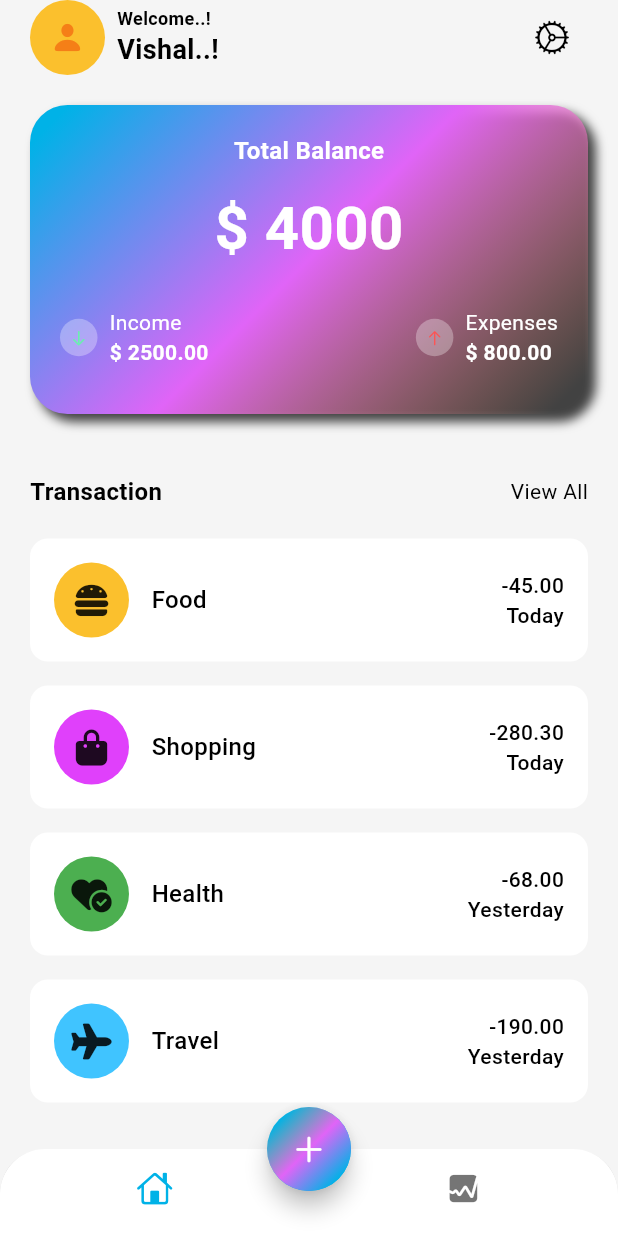
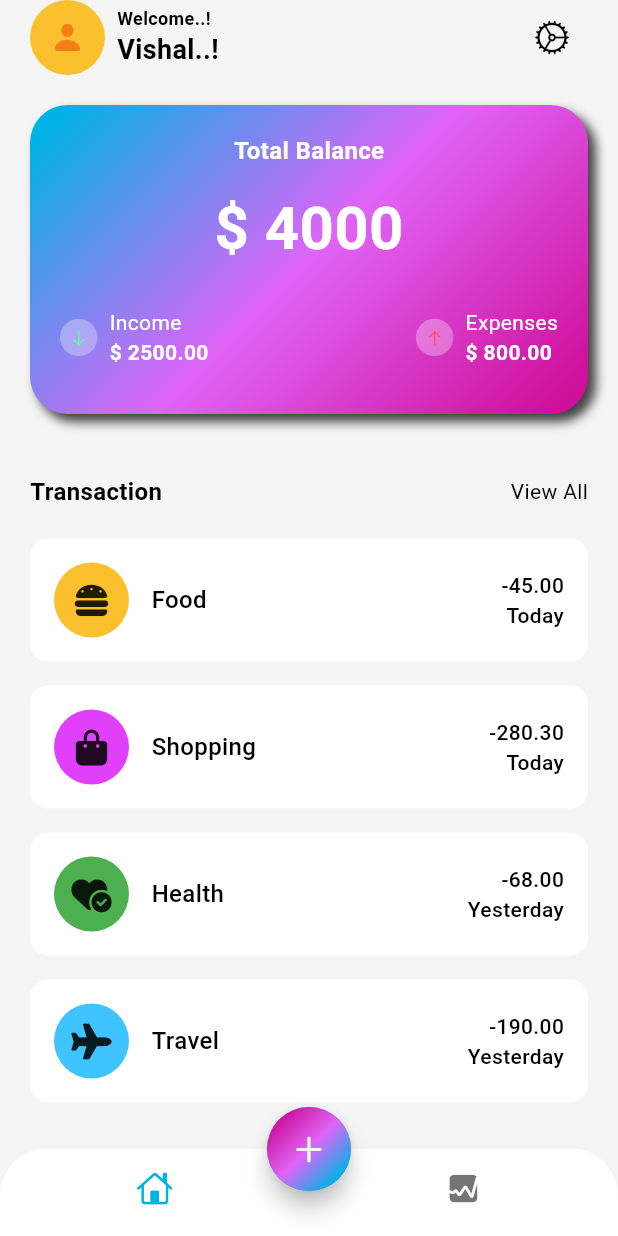
Before and after one commit to vishalpoute/Finance-manager-flutter, a Flutter app: the screen it shows after launch, on a phone screen of 412 x 824 dp. Run offline on Flutter 3.47's test engine with Material 3 defaults, Android fonts, the phone set to English and light mode, and no system bars; our stand-ins replace font_awesome_flutter.

Commit message:
color change

```diff
--- a/lib/app_view.dart
+++ b/lib/app_view.dart
@@ -15,7 +15,7 @@ class MyAppView extends StatelessWidget {
             onSurface: Colors.black,
           primary: const Color(0xFF00B2E7),
           secondary: const Color(0xFFE064F7),
-          tertiary: const Color(0x00ff8d6c)
+          tertiary: const Color(0xF7D30E9D)
         ),
       ),
       home: const HomeScreen(),
```
